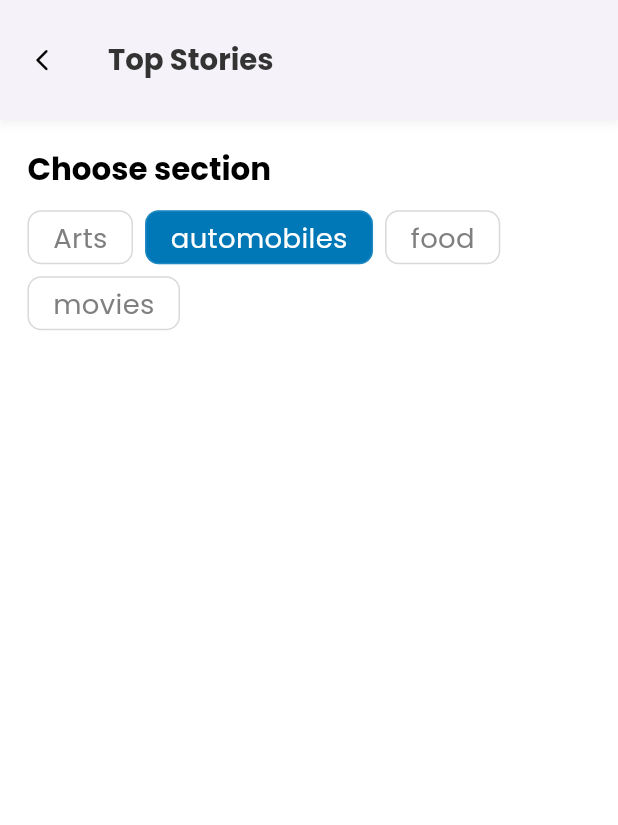
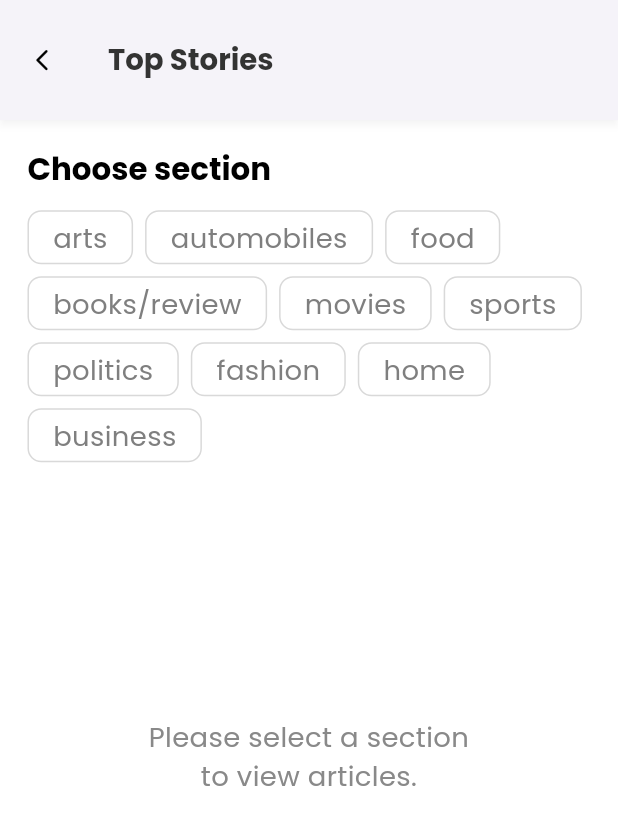
Before and after one commit to haikalhafizh24/flutter-cohort-2, a Flutter app: the NewsPage screen opened by its route, after a tap on "Got to categories section", on a phone screen of 412 x 824 dp. Shown: the top 825 px of the screen. Run offline on Flutter 3.47's test engine with Material 3 defaults, Android fonts, the phone set to English and light mode, and no system bars; our stand-ins replace auto_route, bloc, dio, flutter_bloc, flutter_screenutil, fluttertoast and 7 more; generated files the repository leaves out were written again; network calls fail.

Commit message:
new feature / added top stories section

```diff
--- /dev/null
+++ b/lib/application/top_stories_cubit/top_stories_cubit.dart
@@ -0,0 +1,33 @@
+import 'package:bloc/bloc.dart';
+import 'package:fpdart/fpdart.dart';
+import 'package:freezed_annotation/freezed_annotation.dart';
+import 'package:injectable/injectable.dart';
+import 'package:student_lecture_app/domain/core/app_failure.dart';
+import 'package:student_lecture_app/domain/news/i_news_repository.dart';
+import 'package:student_lecture_app/infrastructure/common/dtos/article_model.dart';
+
+part 'top_stories_cubit.freezed.dart';
+part 'top_stories_state.dart';
+
+@injectable
+class TopStoriesCubit extends Cubit<TopStoriesState> {
+  final INewsRepository _newsRepository;
+  TopStoriesCubit(this._newsRepository) : super(TopStoriesState.initial());
+
+  void selectedSection(String section) {
+    emit(state.copyWith(
+      selectedSection: section,
+      isLoading: true,
+    ));
+    getTopStories(section);
+  }
+
+  void getTopStories(String section) async {
+    final response = await _newsRepository.getTopStories(section);
+    emit(state.copyWith(
+      failureOrSucceesArticles: Option.of(response),
+      isLoading: false,
+      // selectedSection: section ?? state.selectedSection,
+    ));
+  }
+}
--- /dev/null
+++ b/lib/application/top_stories_cubit/top_stories_state.dart
@@ -0,0 +1,24 @@
+part of 'top_stories_cubit.dart';
+
+@freezed
+class TopStoriesState with _$TopStoriesState {
+  const TopStoriesState._();
+  const factory TopStoriesState({
+    required Option<Either<AppFailure, List<ArticleModel>>>
+        failureOrSucceesArticles,
+    required bool isLoading,
+    required String? selectedSection,
+  }) = _TopStoriesState;
+
+  factory TopStoriesState.initial() => TopStoriesState(
+        failureOrSucceesArticles: none(),
+        isLoading: false,
+        selectedSection: null,
+      );
+
+  // TopStoriesState get unmodified => copyWith(
+  //       isLoading: false,
+  //       failureOrSucceesArticles: none(),
+  //       selectedSection: null,
+  //     );
+}
--- a/lib/infrastructure/news/data_source/news_data_source.dart
+++ b/lib/infrastructure/news/data_source/news_data_source.dart
@@ -17,6 +17,8 @@ class NewsDataSource {
   Future<List<ArticleModel>> getTopStories(String section) async {
     final response =
         await _apiHelper.get(path: ApiPathConstant.topStories(section));
+
+    print('Raw API Response: ${response.data}'); // Log the entire response
     final rawList = response.data as List;
     // print(rawList);
     return List.generate(
@@ -26,28 +28,35 @@ class NewsDataSource {
   Future<List<ArticleModel>> getMostPopular() async {
     try {
       final response = await _apiHelper.get(path: ApiPathConstant.mostPopular);
-      print('Raw API Response: ${response.data}');
+      print('Raw API Response: ${response.data}'); // Log the entire response
 
-      if (response.data is! List) {
-        throw Exception('Unexpected response format: expected a List');
+      final rawList = response.data as List?;
+      if (rawList == null) {
+        print('Results list is null');
+        return [];
       }
 
-      final rawList = response.data as List;
-      return rawList
-          .map((item) {
-            if (item is! Map<String, dynamic>) {
-              print('Item is not a Map: $item');
-              return null;
-            }
-            print('Processing item: $item');
-            return ArticleModel.fromMostPopular(item);
-          })
-          .whereType<ArticleModel>()
-          .toList();
+      return rawList.map((item) {
+        print('Processing item: $item'); // Log each item
+        return ArticleModel.fromMostPopular(item as Map<String, dynamic>);
+      }).toList();
     } catch (e, stackTrace) {
       print('Error in getMostPopular: $e');
       print('Stack trace: $stackTrace');
       rethrow;
     }
   }
+
+//   Future<List<ArticleModel>> getMostPopular() async {
+//     final response = await _apiHelper.get(path: ApiPathConstant.mostPopular);
+//     // ignore: avoid_print
+//     print('Raw API Response: ${response.data}');  // Log the entire response
+//     final rawList = response.data as List;
+//     // ignore: avoid_print
+//     logger.d(response);
+//     // print('ini responsenya $response');
+//     return List.generate(
+//         rawList.length.clamp(0, 20), (i) => ArticleModel.fromJson(rawList[i]));
+//   }
+// }
 }
--- a/lib/presentation/pages/news_page/news_page.dart
+++ b/lib/presentation/pages/news_page/news_page.dart
@@ -36,16 +36,16 @@ class NewsPage extends StatelessWidget {
                       ?.copyWith(color: ColorConstant.grey),
                 ),
                 UIHelper.verticalSpace(12),
-                Container(
-                  padding: UIHelper.padding(vertical: 8, horizontal: 12),
-                  decoration: BoxDecoration(
-                    border: Border.all(color: ColorConstant.primary),
-                    borderRadius: UIHelper.borderRadiusCircular(all: 8),
-                  ),
-                  child: InkWell(
-                    onTap: () {
-                      AutoRouter.of(context).push(const TopStoriesRoute());
-                    },
+                InkWell(
+                  onTap: () {
+                    AutoRouter.of(context).push(const TopStoriesRoute());
+                  },
+                  child: Container(
+                    padding: UIHelper.padding(vertical: 8, horizontal: 12),
+                    decoration: BoxDecoration(
+                      border: Border.all(color: ColorConstant.primary),
+                      borderRadius: UIHelper.borderRadiusCircular(all: 8),
+                    ),
                     child: Row(
                       mainAxisAlignment: MainAxisAlignment.spaceBetween,
                       children: [
@@ -98,7 +98,9 @@ class NewsPage extends StatelessWidget {
                                         InkWell(
                                           onTap: () {
                                             AutoRouter.of(context)
-                                                .push(const MostPopularRoute());
+                                                .push(MostPopularRoute(
+                                              articles: articles,
+                                            ));
                                           },
                                           child: Text(
                                             'See all',
--- a/lib/presentation/pages/news_page/top_stories_page.dart
+++ b/lib/presentation/pages/news_page/top_stories_page.dart
@@ -1,9 +1,16 @@
 import 'package:auto_route/auto_route.dart';
 import 'package:flutter/material.dart';
+import 'package:flutter_bloc/flutter_bloc.dart';
+import 'package:student_lecture_app/application/top_stories_cubit/top_stories_cubit.dart';
+import 'package:student_lecture_app/core/commons/colors_const.dart';
+import 'package:student_lecture_app/core/injection/injection.dart';
 import 'package:student_lecture_app/presentation/widgets/atoms/text_theme_extension.dart';
 import 'package:student_lecture_app/presentation/widgets/molecules/badges.dart';
 import 'package:student_lecture_app/presentation/widgets/molecules/platform_app_bar.dart';
+import 'package:student_lecture_app/presentation/widgets/organisms/news_card.dart';
 import 'package:student_lecture_app/presentation/widgets/organisms/ui_helper.dart';
+
+import '../../../core/commons/constants.dart';
 
 @RoutePage()
 class TopStoriesPage extends StatelessWidget {
@@ -11,6 +18,10 @@ class TopStoriesPage extends StatelessWidget {
 
   @override
   Widget build(BuildContext context) {
+    return BlocProvider(
+      create: (context) => getIt<TopStoriesCubit>(),
+      child: BlocBuilder<TopStoriesCubit, TopStoriesState>(
+        builder: (context, state) {
           return Scaffold(
             appBar: const PlatformAppBar(title: Text('Top Stories')),
             body: SingleChildScrollView(
@@ -26,32 +37,72 @@ class TopStoriesPage extends StatelessWidget {
                   Wrap(
                     spacing: 8,
                     runSpacing: 8,
+                    children: List.generate(
+                        Constants.chooseSectionForStories.length, (index) {
+                      final data = Constants.chooseSectionForStories[index];
+                      return Badges(
+                        ontap: () {
+                          context.read<TopStoriesCubit>().selectedSection(data);
+                        },
+                        title: data,
+                        state: state.selectedSection == data,
+                      );
+                    }).toList(),
+                  ),
+                  UIHelper.verticalSpace(12),
+                  state.selectedSection != null
+                      ? Column(
                           children: [
-                Badges(
-                  state: false,
-                  title: 'Arts',
-                  ontap: () {},
+                            if (state.isLoading)
+                              Center(child: UIHelper.loading())
+                            else
+                              state.failureOrSucceesArticles.fold(
+                                  () => const SizedBox.shrink(),
+                                  (response) => response.fold(
+                                      (failure) => failure.when(
+                                          fromServerSide: (error) =>
+                                              Text(error)),
+                                      (articles) => Column(
+                                            children: [
+                                              UIHelper.verticalSpace(12),
+                                              Column(
+                                                children: List.generate(
+                                                    articles.length
+                                                        .clamp(0, 20), (index) {
+                                                  final data = articles[index];
+                                                  return NewsCard(
+                                                      title: data.title,
+                                                      description:
+                                                          '${data.byline} \u2022 ${data.publishedDateConverted}',
+                                                      imageSource: data
+                                                          .multimediaConverted);
+                                                }),
+                                              )
+                                            ],
+                                          )))
+                          ],
+                        )
+                      : Column(
+                          children: [
+                            UIHelper.verticalSpace(120),
+                            Align(
+                              alignment: Alignment.center,
+                              child: Text(
+                                'Please select a section\nto view articles.',
+                                style: context.textTheme.bodyMedium?.copyWith(
+                                  color: ColorConstant.grey,
                                 ),
-                Badges(
-                  state: true,
-                  title: 'automobiles',
-                  ontap: () {},
+                                textAlign: TextAlign.center,
                               ),
-                Badges(
-                  state: false,
-                  title: 'food',
-                  ontap: () {},
-                ),
-                Badges(
-                  state: false,
-                  title: 'movies',
-                  ontap: () {},
                             ),
                           ],
-            )
+                        ),
                 ],
               ),
             ),
           );
+        },
+      ),
+    );
   }
 }
--- a/lib/presentation/widgets/organisms/news_card.dart
+++ b/lib/presentation/widgets/organisms/news_card.dart
@@ -25,6 +25,7 @@ class NewsCard extends StatelessWidget {
           ),
           borderRadius: UIHelper.borderRadiusCircular(all: 12)),
       child: Row(
+        crossAxisAlignment: CrossAxisAlignment.start,
         children: [
           ClipRRect(
             borderRadius: UIHelper.borderRadiusCircular(
```
Also changed, not shown: lib/infrastructure/common/dtos/article_model.dart (+10 -5 lines), lib/presentation/pages/news_page/most_popular_page.dart (+25 -3 lines), lib/core/injection/injection.config.dart, lib/core/routes/app_router.gr.dart. Lines whose indentation alone changed are shown as unchanged.
